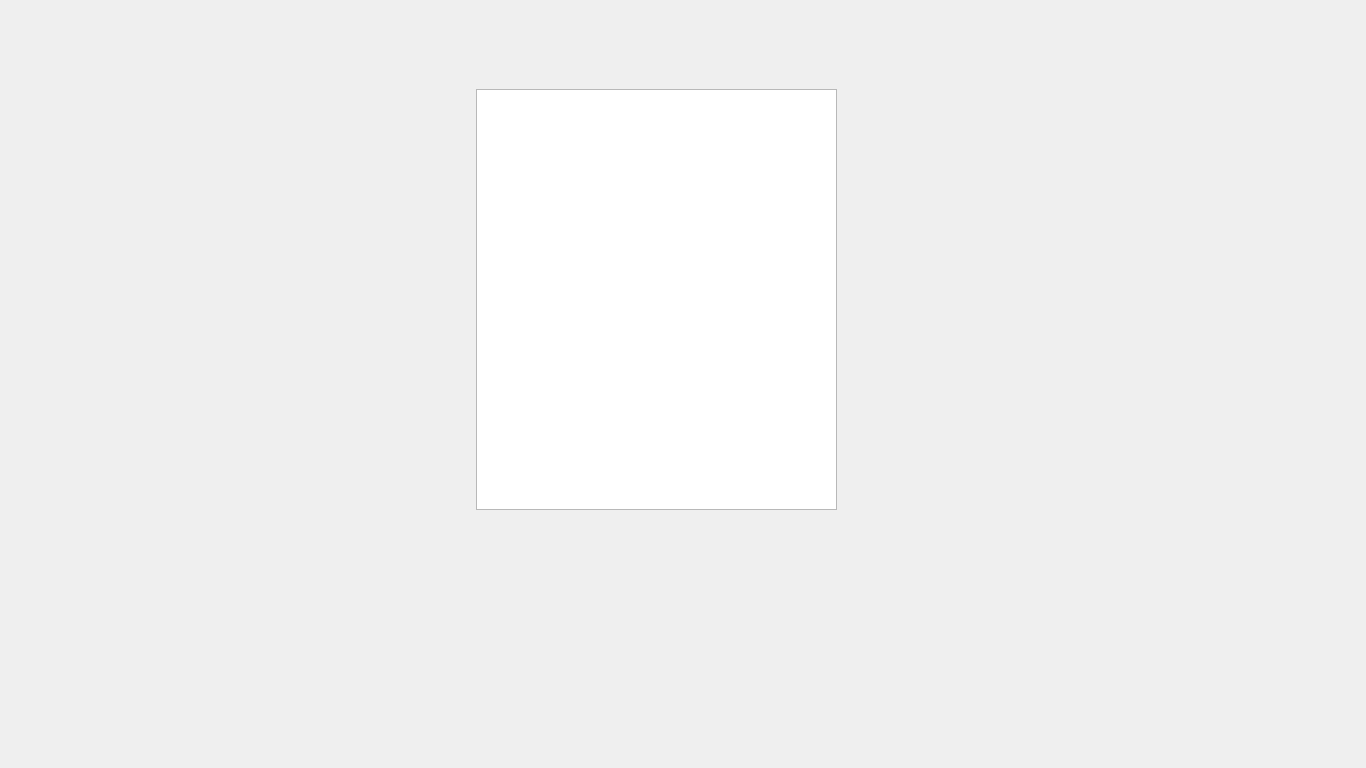
Qt form Triviador-ModernCpp/Triviador-client/GameHistory.ui (Serban8/Triviador-ModernCpp) before a commit.
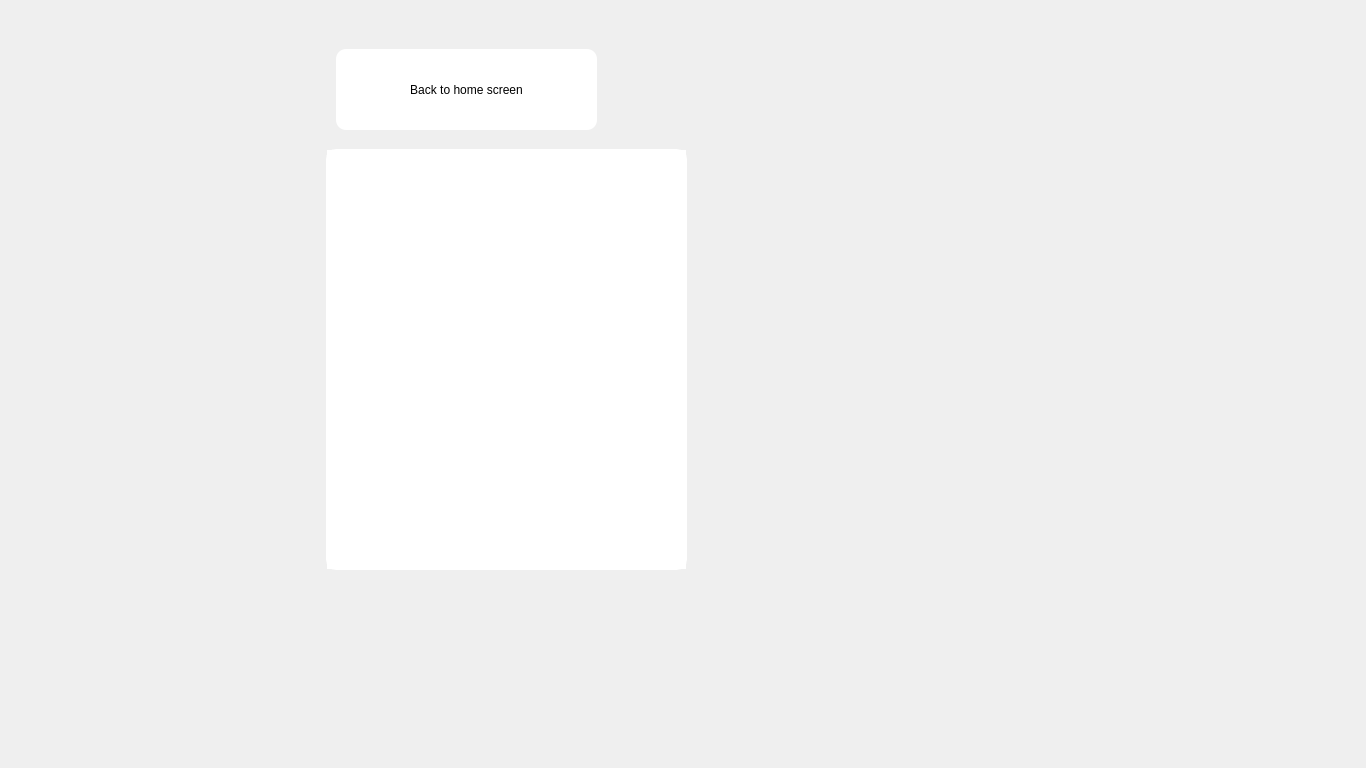
The same form after that commit. Icons and pictures are not drawn.

Commit message: Done some work on UI side. Set the positions for buttons and widgets + rounded the buttons and lineEdits.

Patch:
```diff
--- a/Triviador-ModernCpp/Triviador-client/GameHistory.ui
+++ b/Triviador-ModernCpp/Triviador-client/GameHistory.ui
@@ -16,6 +16,12 @@
     <height>768</height>
    </size>
   </property>
+  <property name="maximumSize">
+   <size>
+    <width>1366</width>
+    <height>768</height>
+   </size>
+  </property>
   <property name="windowTitle">
    <string>GameHistory</string>
   </property>
@@ -36,8 +42,8 @@
      <widget class="QListWidget" name="listWidget">
       <property name="geometry">
        <rect>
-        <x>480</x>
-        <y>90</y>
+        <x>330</x>
+        <y>150</y>
         <width>361</width>
         <height>421</height>
        </rect>
@@ -48,7 +54,35 @@
        </font>
       </property>
       <property name="styleSheet">
-       <string notr="true">border-image:white;</string>
+       <string notr="true">#listWidget{
+
+border-image: white;
+border: 0.5 solid rgb(255, 255, 255);
+border-radius: 10px;
+
+}</string>
+      </property>
+     </widget>
+     <widget class="QPushButton" name="close_pushButton">
+      <property name="geometry">
+       <rect>
+        <x>340</x>
+        <y>50</y>
+        <width>261</width>
+        <height>81</height>
+       </rect>
+      </property>
+      <property name="styleSheet">
+       <string notr="true">#close_pushButton{
+
+border-image: white;
+border-radius: 10px;
+background: white;
+
+}</string>
+      </property>
+      <property name="text">
+       <string>Back to home screen</string>
       </property>
      </widget>
     </widget>
```
The commit also changes 11 other files.
